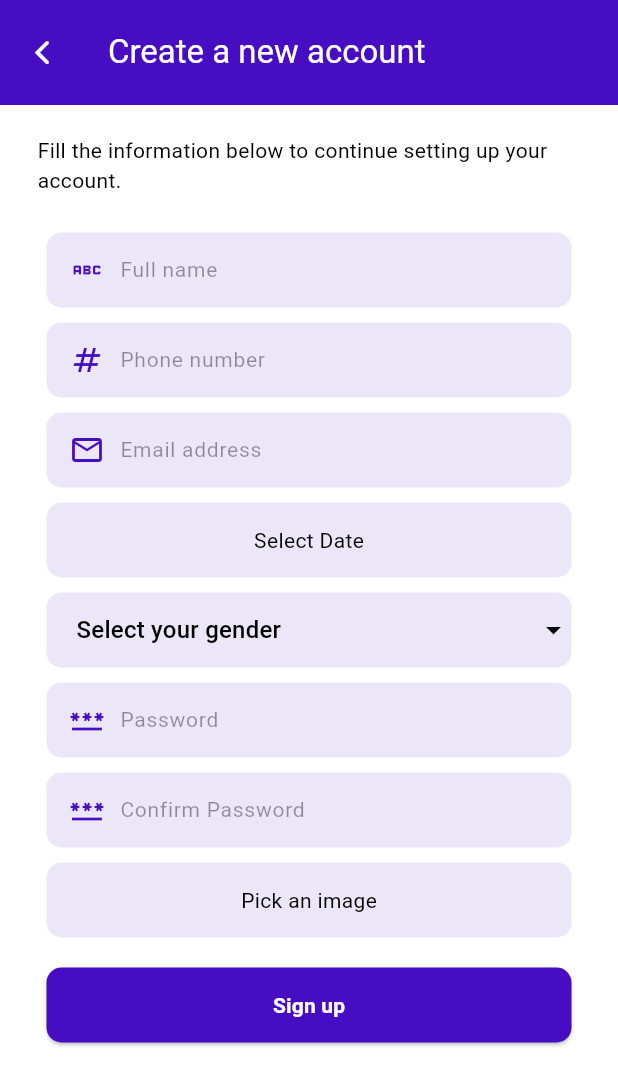
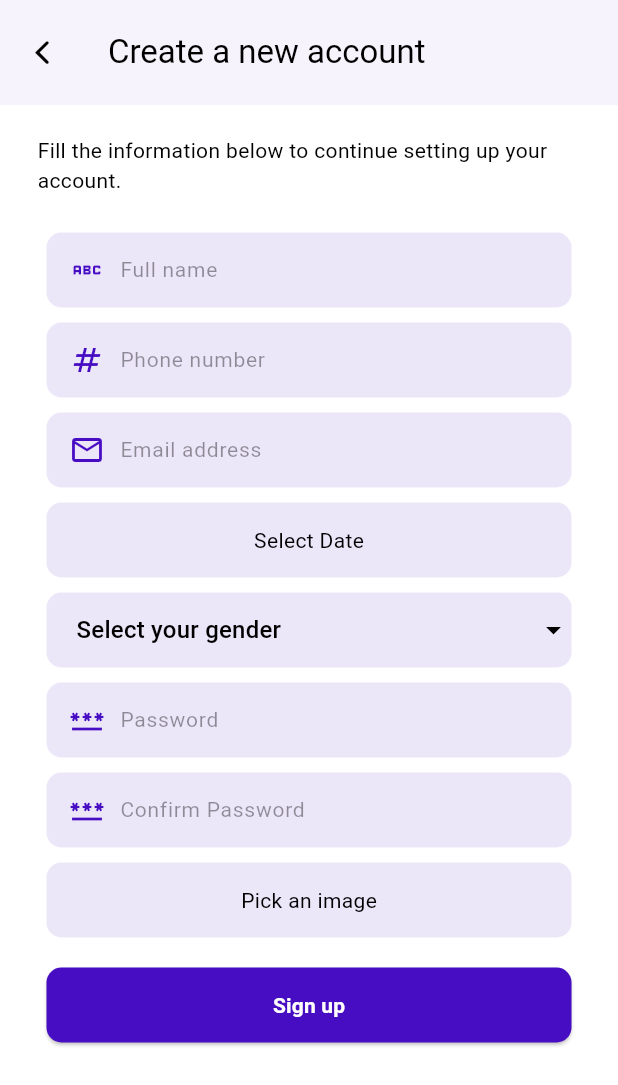
Before and after one commit to kaiumallimon/meditouch-user, a Flutter app: the RegisterScreen screen opened by its route, on a phone screen of 412 x 824 dp. Shown: the top 1085 px of the screen. Run offline on Flutter 3.47's test engine with Material 3 defaults, Android fonts, the phone set to English and light mode, and no system bars; our stand-ins replace cached_network_image, cloud_firestore, equatable, firebase_auth, firebase_core, firebase_storage and 12 more; missing offline and left inert: r_icon_pro; accounts and stored records are empty; Roboto replaces fonts that are missing (SF-Pro-Text).

Commit message:
feat: update RegisterScreen to use theme colors for improved UI consistency

```diff
--- a/lib/features/auth/register/presentation/screens/register_screen.dart
+++ b/lib/features/auth/register/presentation/screens/register_screen.dart
@@ -46,12 +46,15 @@ class _RegisterScreenState extends State<RegisterScreen> {
     // get the bloc
     final registrationBloc = BlocProvider.of<RegisterBloc>(context);
 
-    return Scaffold(
+    return SafeArea(
+      child: Scaffold(
         appBar: AppBar(
           title: const Text('Create a new account'),
-        backgroundColor: theme.primary,
-        foregroundColor: theme.onPrimary,
+          backgroundColor: theme.surfaceContainer,
+          foregroundColor: theme.onSurface,
           toolbarHeight: 70,
+          elevation: 0,
+          surfaceTintColor: theme.surfaceContainer,
           leading: IconButton(
             onPressed: isLoading
                 ? null // Disable the back button when loading
@@ -62,10 +65,7 @@ class _RegisterScreenState extends State<RegisterScreen> {
             disabledColor: theme.onPrimary.withOpacity(.5),
           ),
         ),
-      body: SafeArea(
-        // bloc listener to listen any changes
-        // in current states
-        child: BlocListener<RegisterBloc, RegisterState>(
+        body: BlocListener<RegisterBloc, RegisterState>(
           listener: (context, state) {
             // current state is loading state
             // show the loading animation
```
Lines whose indentation alone changed are shown as unchanged.
